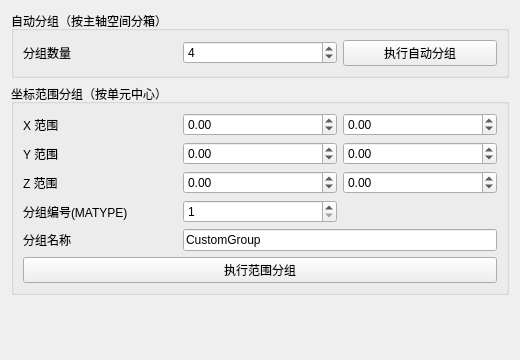
Old version of the form plugins/Base_Mesh/MeshGroupingWidget.ui in the repository asd977/base_cae.
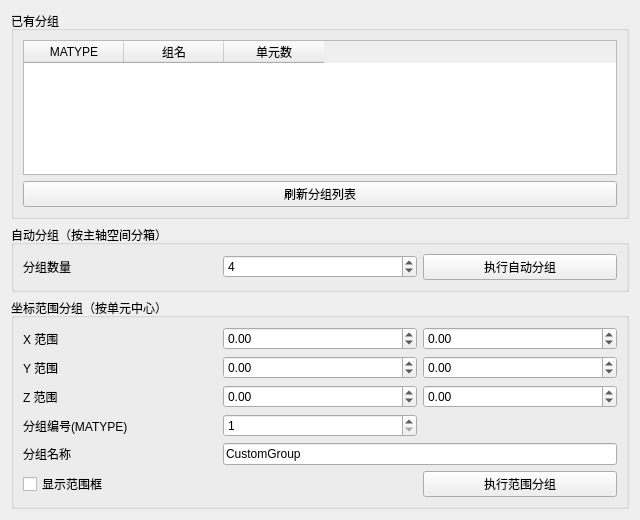
New version of the form.

Commit message: fix(mesh): show existing groups and range preview box in grouping widget

```diff
--- a/plugins/Base_Mesh/MeshGroupingWidget.ui
+++ b/plugins/Base_Mesh/MeshGroupingWidget.ui
@@ -6,14 +6,49 @@
    <rect>
     <x>0</x>
     <y>0</y>
-    <width>520</width>
-    <height>360</height>
+    <width>640</width>
+    <height>520</height>
    </rect>
   </property>
   <property name="windowTitle">
    <string>网格分组</string>
   </property>
   <layout class="QVBoxLayout" name="verticalLayout">
+   <item>
+    <widget class="QGroupBox" name="groupExisting">
+     <property name="title">
+      <string>已有分组</string>
+     </property>
+     <layout class="QVBoxLayout" name="verticalLayout_2">
+      <item>
+       <widget class="QTableWidget" name="tblGroups">
+        <column>
+         <property name="text">
+          <string>MATYPE</string>
+         </property>
+        </column>
+        <column>
+         <property name="text">
+          <string>组名</string>
+         </property>
+        </column>
+        <column>
+         <property name="text">
+          <string>单元数</string>
+         </property>
+        </column>
+       </widget>
+      </item>
+      <item>
+       <widget class="QPushButton" name="btnRefreshGroups">
+        <property name="text">
+         <string>刷新分组列表</string>
+        </property>
+       </widget>
+      </item>
+     </layout>
+    </widget>
+   </item>
    <item>
     <widget class="QGroupBox" name="groupAuto">
      <property name="title">
@@ -171,7 +206,14 @@
         </property>
        </widget>
       </item>
-      <item row="5" column="0" colspan="3">
+      <item row="5" column="0" colspan="2">
+       <widget class="QCheckBox" name="chkShowRangeBox">
+        <property name="text">
+         <string>显示范围框</string>
+        </property>
+       </widget>
+      </item>
+      <item row="5" column="2">
        <widget class="QPushButton" name="btnRangeGrouping">
         <property name="text">
          <string>执行范围分组</string>
@@ -181,19 +223,6 @@
      </layout>
     </widget>
    </item>
-   <item>
-    <spacer name="verticalSpacer">
-     <property name="orientation">
-      <enum>Qt::Vertical</enum>
-     </property>
-     <property name="sizeHint" stdset="0">
-      <size>
-       <width>20</width>
-       <height>40</height>
-      </size>
-     </property>
-    </spacer>
-   </item>
   </layout>
  </widget>
  <resources/>
```
The commit also changes 2 other files.
